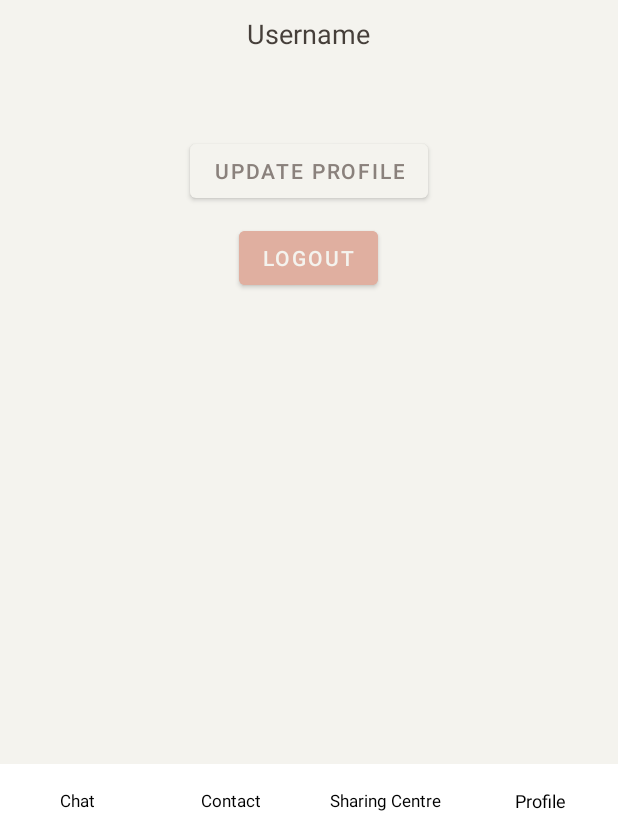
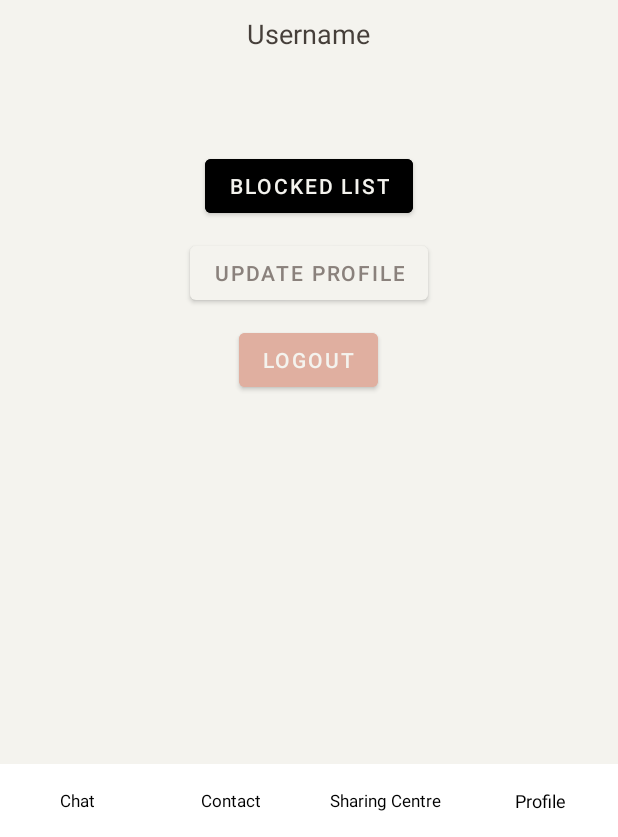
Before and after one commit to CSC207-UofT/course-project-alifafa, an Android app: the fragment ProfileFragment placed in its activity, on a phone screen of 412 x 824 dp, the part 399-1236 px from its top. Run offline under Robolectric (Android 15) with nearby library versions, the phone set to English and light mode, and no system bars; 1 statement that could not run was skipped.

Commit message:
blocked user added in entity, usecase and layout

```diff
--- a/MyApplication/app/src/main/java/com/example/myapplication/Activity/LoginActivity.java
+++ b/MyApplication/app/src/main/java/com/example/myapplication/Activity/LoginActivity.java
@@ -40,8 +40,8 @@ public class LoginActivity extends AppCompatActivity {
 
             logInController.runLogIn(mEtUsername.toString(), mEtPassword.toString(), logInPresenter);
 
-            if (logInPresenter.isLoggedIn()){
-            // if (true){
+        //    if (logInPresenter.isLoggedIn()){
+            if (true){
                 Intent intent = new Intent(LoginActivity.this, MainActivity.class);
                 startActivity(intent);
             }else{
--- /dev/null
+++ b/MyApplication/app/src/main/java/com/example/myapplication/Controllers/UserControllers/BlockListController.java
@@ -0,0 +1,4 @@
+package com.example.myapplication.Controllers.UserControllers;
+
+public class BlockListController {
+}
--- a/MyApplication/app/src/main/res/layout/fragment_profile.xml
+++ b/MyApplication/app/src/main/res/layout/fragment_profile.xml
@@ -31,14 +31,26 @@
             android:clickable="false"
             android:enabled="false"/>
     </RelativeLayout>
+    <Button
+            android:id="@+id/btn_blocked_list"
+            android:layout_marginTop="10dp"
+            android:layout_width="wrap_content"
+            android:layout_height="wrap_content"
+            android:layout_gravity="center"
+            android:text="Blocked List"
+            android:textColor="@color/alabaster"
+            android:backgroundTint="@color/black"/>
 
     <Button
         android:id="@+id/btn_update_pic"
+        android:layout_marginTop="10dp"
         android:layout_width="wrap_content"
         android:layout_height="wrap_content"
         android:textColor="@color/middle_grey"
         android:text="Update Profile"
         android:layout_gravity="center"/>
+
+
 
     <Button
         android:id="@+id/btn_logout"
@@ -51,5 +63,4 @@
         android:backgroundTint="@color/melon"/>
 
 
-
 </LinearLayout>
```
Also changed, not shown: MyApplication/app/src/main/java/com/example/myapplication/Activity/ProfileActivity.java (added, +20 -0 lines), MyApplication/app/src/main/java/com/example/myapplication/Entity/User.java (+16 -5 lines), MyApplication/app/src/main/java/com/example/myapplication/UseCase/UserManager.java (+7 -0 lines).
